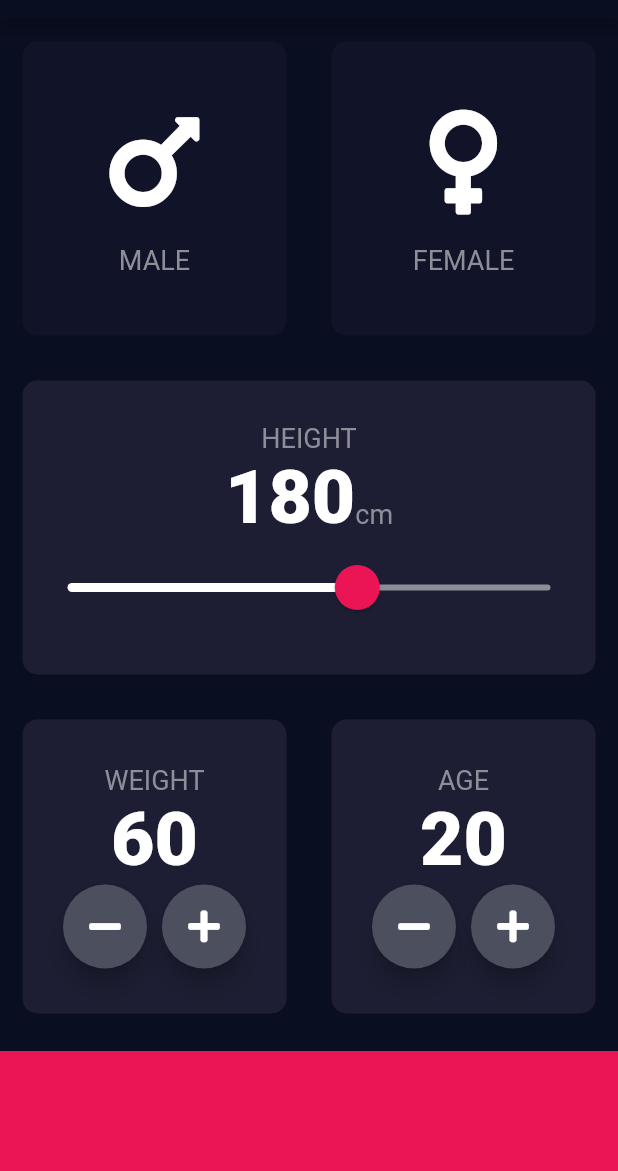
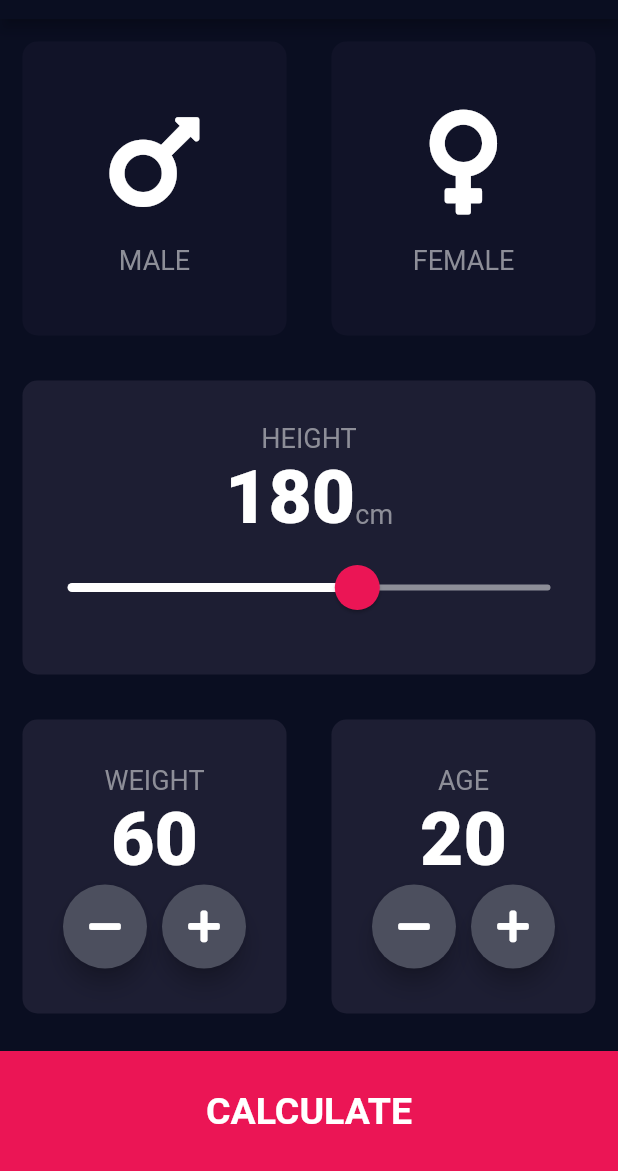
Before and after one commit to ra3x/bmi-calculator, a Flutter app: the screen it shows after launch, on a phone screen of 412 x 824 dp, the part 65-1236 px from its top. Run offline on Flutter 3.47's test engine with Material 2 defaults, Android fonts, the phone set to English and light mode, and no system bars; our stand-ins replace font_awesome_flutter.

Commit message:
Final Design with functionality

```diff
--- /dev/null
+++ b/lib/components/bottom_button.dart
@@ -0,0 +1,28 @@
+import 'package:flutter/material.dart';
+import '../constants.dart';
+
+class BottomButton extends StatelessWidget {
+  BottomButton({@required this.onTap, @required this.buttonTitle});
+
+  final Function onTap;
+  final String buttonTitle;
+
+  @override
+  Widget build(BuildContext context) {
+    return GestureDetector(
+      onTap: onTap,
+      child: Container(
+        child: Center(
+          child: Text(
+            buttonTitle,
+            style: kLargeButtonTextStyle,
+          ),
+        ),
+        color: kBottomContainerColour,
+        margin: EdgeInsets.only(top: 10.0),
+        width: double.infinity,
+        height: kBottomContainerHeight,
+      ),
+    );
+  }
+}
--- a/lib/icon_content.dart
+++ b/lib/components/icon_content.dart
@@ -1,5 +1,5 @@
 import 'package:flutter/material.dart';
-import 'constants.dart';
+import '../constants.dart';
 
 class IconContent extends StatelessWidget {
   IconContent({@required this.iconName, @required this.gender});
--- /dev/null
+++ b/lib/components/round_icon_button.dart
@@ -0,0 +1,22 @@
+import 'package:flutter/material.dart';
+
+class RoundIconButton extends StatelessWidget {
+  RoundIconButton({@required this.icon, @required this.onPressed});
+  final IconData icon;
+  final Function onPressed;
+
+  @override
+  Widget build(BuildContext context) {
+    return RawMaterialButton(
+      child: Icon(icon),
+      onPressed: onPressed,
+      elevation: 6.0,
+      constraints: BoxConstraints.tightFor(
+        width: 56.0,
+        height: 56.0,
+      ),
+      shape: CircleBorder(),
+      fillColor: Color(0xFF4C4F5E),
+    );
+  }
+}
--- a/lib/main.dart
+++ b/lib/main.dart
@@ -1,5 +1,5 @@
 import 'package:flutter/material.dart';
-import 'input_page.dart';
+import 'screens/input_page.dart';
 
 void main() => runApp(BMICalculator());
 
--- a/lib/input_page.dart
+++ b/lib/screens/input_page.dart
@@ -1,9 +1,13 @@
 import 'package:flutter/cupertino.dart';
 import 'package:flutter/material.dart';
 import 'package:font_awesome_flutter/font_awesome_flutter.dart';
-import 'reusable_card.dart';
-import 'icon_content.dart';
-import 'constants.dart';
+import '../components/reusable_card.dart';
+import '../components/icon_content.dart';
+import '../constants.dart';
+import 'results_page.dart';
+import '../components/bottom_button.dart';
+import '../components/round_icon_button.dart';
+import '../calculator_brain.dart';
 
 enum Gender { male, female }
 
@@ -201,35 +205,25 @@ class _InputPageState extends State<InputPage> {
               ],
             ),
           ),
-          Container(
-            color: kBottomContainerColour,
-            margin: EdgeInsets.only(top: 10.0),
-            width: double.infinity,
-            height: kBottomContainerHeight,
+          BottomButton(
+            onTap: () {
+              CalculatorBrain calc =
+                  CalculatorBrain(height: height, weight: weight);
+              Navigator.push(
+                context,
+                MaterialPageRoute(
+                  builder: (context) => ResultsPage(
+                    bmiResult: calc.calculateBMI(),
+                    resultText: calc.getResult(),
+                    interpretation: calc.getInterpretation(),
+                  ),
+                ),
+              );
+            },
+            buttonTitle: 'CALCULATE',
           ),
         ],
       ),
     );
   }
 }
-
-class RoundIconButton extends StatelessWidget {
-  RoundIconButton({@required this.icon, @required this.onPressed});
-  final IconData icon;
-  final Function onPressed;
-
-  @override
-  Widget build(BuildContext context) {
-    return RawMaterialButton(
-      child: Icon(icon),
-      onPressed: onPressed,
-      elevation: 6.0,
-      constraints: BoxConstraints.tightFor(
-        width: 56.0,
-        height: 56.0,
-      ),
-      shape: CircleBorder(),
-      fillColor: Color(0xFF4C4F5E),
-    );
-  }
-}
```
Also changed, not shown: lib/calculator_brain.dart (added, +33 -0 lines), lib/constants.dart (+26 -0 lines), lib/screens/results_page.dart (added, +66 -0 lines), lib/components/reusable_card.dart (renamed from lib/reusable_card.dart).
